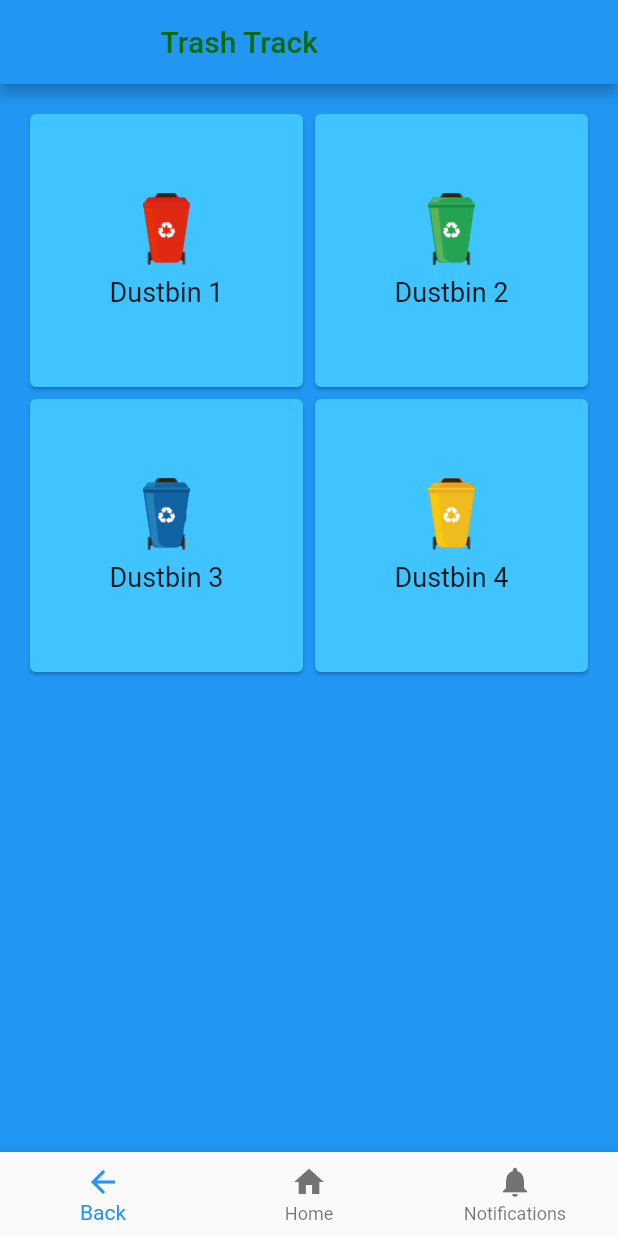
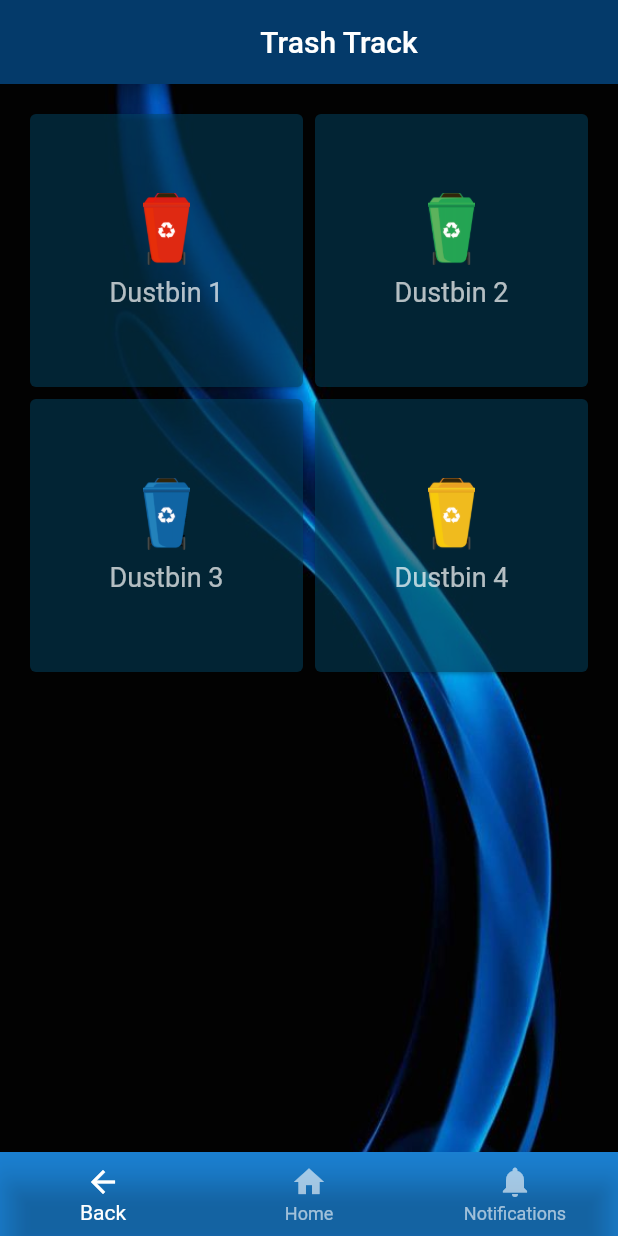
Before and after one commit to duktar210143/SmartWasteManagementSystem, a Flutter app: the DashboardScreen screen opened directly, item 2 of the bottom bar chosen, after a tap on the "arrow back" icon, on a phone screen of 412 x 824 dp. Run offline on Flutter 3.47's test engine with Material 2 defaults, Android fonts, the light colour scheme and no system bars; our stand-ins replace firebase_core, firebase_database, flutter_local_notifications, youtube_player_flutter; accounts and stored records are empty.

Commit message:
made change in the user interface

```diff
--- a/lib/aboutUs.dart
+++ b/lib/aboutUs.dart
@@ -49,7 +49,14 @@ class _aboutUSState extends State<aboutUS> {
             },
           ),
       ),
-      body: Column(
+      body: Container(
+         decoration: BoxDecoration(
+          image: DecorationImage(
+            image: AssetImage("assets/blackwhitebg.jpeg"),
+            fit: BoxFit.cover,
+          ),
+        ),
+        child: Column(
           crossAxisAlignment: CrossAxisAlignment.start,
           children: [
             YoutubePlayer(
@@ -63,11 +70,11 @@ class _aboutUSState extends State<aboutUS> {
               mainAxisAlignment: MainAxisAlignment.start,
               crossAxisAlignment: CrossAxisAlignment.start,
               children: [
-              Image.asset(
-                "assets/litter.jpg",
-                height: 275,
-                width: 190,
-              ),
+                // Image.asset(
+                //   "assets/litter.jpg",
+                //   height: 275,
+                //   width: 190,
+                // ),
                 Padding(
                   padding: EdgeInsets.only(left: 20),
                 ),
@@ -94,27 +101,31 @@ class _aboutUSState extends State<aboutUS> {
             ),
             Row(
               children: [
-              Column(
+                Padding(
+                  padding: EdgeInsets.only(left:220),
+                  child: Column(
                     crossAxisAlignment: CrossAxisAlignment.start,
                     children: [
-                  MainText("This is our solution a"),
-                  MainText("method to automate"),
-                  MainText("waste collection. This"),
-                  MainText("is our Smart Waste "),
-                  MainText("Management system "),
-                  MainText("an innovative way to "),
-                  MainText("keep the city clean"),
-                  MainText("and healthy. "),
+                      MainText2("This is our solution a",),
+                      MainText2("method to automate"),
+                      MainText2("waste collection. This"),
+                      MainText2("is our Smart Waste "),
+                      MainText2("Management system "),
+                      MainText2("an innovative way to "),
+                      MainText2("keep the city clean"),
+                      MainText2("and healthy. "),
                     ],
                   ),
-              Image.asset(
-                "assets/WasteCollection.jpg",
-                height: 200,
-                width: 200,
-              )
+                ),
+                // Image.asset(
+                //   "assets/WasteCollection.jpg",
+                //   height: 200,
+                //   width: 200,
+                // )
               ],
             )
           ],
+        ),
       ),
     );
   }
@@ -123,7 +134,15 @@ class _aboutUSState extends State<aboutUS> {
     return Text(
       text,
       style: TextStyle(
-          fontSize: 20, color: Colors.white, fontWeight: FontWeight.w300),
+          fontSize: 17, color: Colors.black),
+    );
+  }
+
+  Widget MainText2(String text) {
+    return Text(
+      text,
+      style: TextStyle(
+          fontSize: 17, color: Colors.white),
     );
   }
 }
--- a/lib/dashboard.dart
+++ b/lib/dashboard.dart
@@ -13,6 +13,7 @@ class DashboardApp extends StatelessWidget {
   Widget build(BuildContext context) {
     return MaterialApp(
       title: 'Trash track',
+      debugShowCheckedModeBanner: false,
       theme: ThemeData(
         primarySwatch: Colors.blue,
         scaffoldBackgroundColor: darkBlueColor,
@@ -28,14 +29,26 @@ class DashboardScreen extends StatelessWidget {
     return Scaffold(
       backgroundColor: Theme.of(context).primaryColor,
       appBar: AppBar(
-        title: Center(
+        backgroundColor: Color.fromARGB(255, 4, 58, 106),
+        title: const Center(
           child: Padding(
-            padding: EdgeInsets.only(right: 93),
-            child: Text('Trash Track')),
+            padding: EdgeInsets.only(left: 40),
+            child: Text(
+              'Trash Track',
+              style: TextStyle(color: Colors.white),
             ),
-        foregroundColor: const Color.fromARGB(255, 10, 107, 13),
           ),
-      body: GridView.count(
+        ),
+        foregroundColor: Color.fromARGB(255, 0, 0, 0),
+      ),
+      body: Container(
+        decoration: BoxDecoration(
+          image: DecorationImage(
+            image: AssetImage("assets/blackbackground.jpeg"),
+            fit: BoxFit.cover,
+          ),
+        ),
+        child: GridView.count(
           crossAxisCount: 2,
           padding: EdgeInsets.all(16.0),
           children: <Widget>[
@@ -45,8 +58,10 @@ class DashboardScreen extends StatelessWidget {
               imageAsset: 'assets/Red_dustbin.png',
               onTap: () {
                 // Navigate to the existing page
-              Navigator.push(context,
-                  MaterialPageRoute(builder: (context) => dustbinDetailPage()));
+                Navigator.push(
+                    context,
+                    MaterialPageRoute(
+                        builder: (context) => dustbinDetailPage()));
               },
             ),
             DashboardItem(
@@ -65,8 +80,10 @@ class DashboardScreen extends StatelessWidget {
               imageAsset: 'assets/blue_dustbin.png',
               onTap: () {
                 // Navigate to the existing page
-              Navigator.push(context,
-                  MaterialPageRoute(builder: (context) => dustbinDetailPage()));
+                Navigator.push(
+                    context,
+                    MaterialPageRoute(
+                        builder: (context) => dustbinDetailPage()));
               },
             ),
             DashboardItem(
@@ -75,13 +92,19 @@ class DashboardScreen extends StatelessWidget {
               imageAsset: 'assets/yellow_dustbin.png',
               onTap: () {
                 // Navigate to the existing page
-              Navigator.push(context,
-                  MaterialPageRoute(builder: (context) => dustbinDetailPage()));
+                Navigator.push(
+                    context,
+                    MaterialPageRoute(
+                        builder: (context) => dustbinDetailPage()));
               },
             ),
           ],
         ),
+      ),
       bottomNavigationBar: BottomNavigationBar(
+        selectedItemColor: Colors.white, // Set the color for the selected item
+        unselectedItemColor: Colors.white.withOpacity(0.6), // Set the color for unselected items with opacity
+        backgroundColor:  Color.fromARGB(255, 4, 58, 106).withOpacity(0.2) ,
         currentIndex: 0,
         onTap: (index) {
           if (index == 1) {
@@ -138,7 +161,8 @@ class DashboardItem extends StatelessWidget {
     return GestureDetector(
       onTap: onTap,
       child: Card(
-        color: Colors.lightBlueAccent, // Set the background color to sky blue
+        color: Color.fromARGB(255, 2, 70, 102)
+            .withOpacity(0.5), // Set the background color to sky blue
         child: Column(
           mainAxisAlignment: MainAxisAlignment.center,
           children: <Widget>[
@@ -150,7 +174,7 @@ class DashboardItem extends StatelessWidget {
             SizedBox(height: 8.0),
             Text(
               title,
-              style: TextStyle(fontSize: 18.0),
+              style: TextStyle(fontSize: 18.0, color: Colors.white70),
             ),
           ],
         ),
--- a/lib/main.dart
+++ b/lib/main.dart
@@ -1,6 +1,7 @@
 import 'package:firebase_core/firebase_core.dart';
 import 'package:flutter/material.dart';
 import 'package:flutter_local_notifications/flutter_local_notifications.dart';
+import 'package:smart_waste_management/dashboard.dart';
 import 'package:smart_waste_management/dustbinDetailPage.dart';
 import 'package:smart_waste_management/login.dart';
 import 'package:smart_waste_management/motorControll.dart';
@@ -42,7 +43,7 @@ class Smartdustbin extends StatelessWidget {
   Widget build(BuildContext context) {
     return MaterialApp(
       debugShowCheckedModeBanner: false,
-      home: dustbinDetailPage(),
+      home: aboutUS(),
     );
   }
 }
```
Also changed, not shown: assets/blackbackground.jpeg (added), assets/blackwhitebg.jpeg (added), assets/bluebackground.jpg (added). Lines whose indentation alone changed are shown as unchanged.
